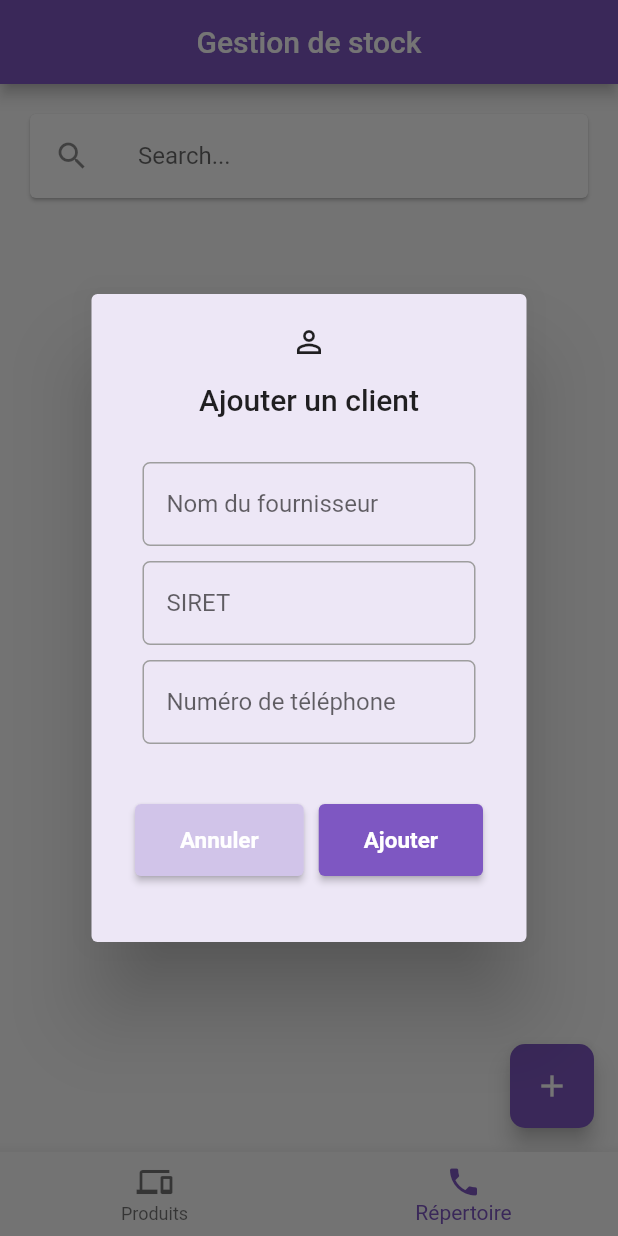
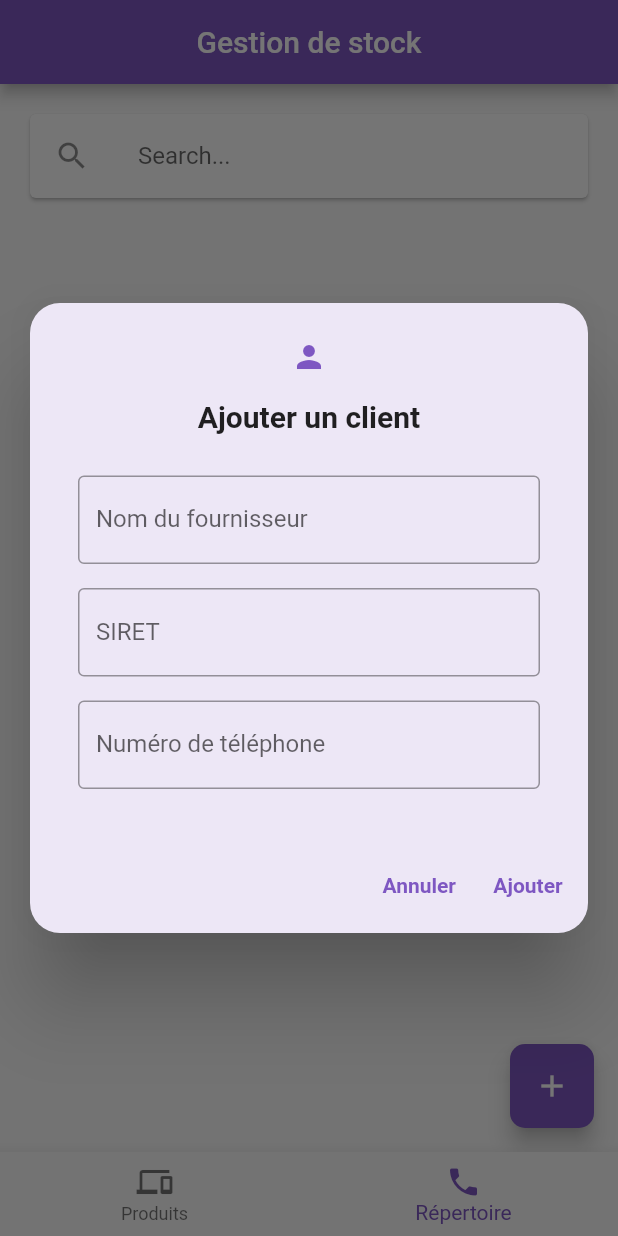
Before and after one commit to Usponso/stock-management-NoSQL, a Flutter app: the screen it shows after launch, item 2 of the bottom bar chosen, after a tap on the "add" icon, on a phone screen of 412 x 824 dp. Run offline on Flutter 3.47's test engine with Material 2 defaults, Android fonts, the phone set to English and light mode, and no system bars; our stand-ins replace dio, flutter_expandable_fab; missing offline and left inert: flutter_barcode_scanner; network calls fail.

Commit message:
:sparkles: feat: Adding barcode search + refresh + expandable FAB

```diff
--- /dev/null
+++ b/lib/constants.dart
@@ -0,0 +1 @@
+const API_URL = "https://flutter-stock-management.herokuapp.com";
--- a/lib/providers/CustomersProvider.dart
+++ b/lib/providers/CustomersProvider.dart
@@ -1,5 +1,6 @@
 import 'package:dio/dio.dart';
 import 'package:flutter/material.dart';
+import 'package:stock_management/constants.dart';
 import '../modal/Customer.dart';
 import '../service/customer-service.dart' as CustomerService;
 
@@ -7,7 +8,6 @@ class CustomerProvider extends ChangeNotifier {
 String customerName = "";
 String customerSiret = "";
 String customerPhoneNumber = "";
-String URL = "http://10.0.2.2:5000";
 
   void setData(dataType, value) {
     switch(dataType) {
@@ -36,7 +36,7 @@ String URL = "http://10.0.2.2:5000";
 
   Future<void> addCustomer() async {
     try {
-      await Dio().post('$URL/customers', data: {'company_name': customerName, 'siret': customerSiret, 'phone_number' : customerPhoneNumber});
+      await Dio().post('$API_URL/customers', data: {'company_name': customerName, 'siret': customerSiret, 'phone_number' : customerPhoneNumber});
     } catch(e) {
       print(e);
     }
--- a/lib/providers/devicesProvider.dart
+++ b/lib/providers/devicesProvider.dart
@@ -1,12 +1,13 @@
 import 'dart:collection';
 import 'dart:io';
-import 'dart:math';
 import 'package:dio/dio.dart';
 import 'package:flutter/material.dart';
+import 'package:stock_management/constants.dart';
 import '../modal/Device.dart';
+import 'dart:core';
 
 class DevicesProvider extends ChangeNotifier {
-  String URL = 'http://10.0.2.2:5000';
+  String barcodeScanned = '';
   List<Device> _devices = [];
 
   UnmodifiableListView<Device> get devices => UnmodifiableListView(_devices);
@@ -14,18 +15,18 @@ class DevicesProvider extends ChangeNotifier {
   void postDevice(String name, String serialNumber, String price,
       String stockQuantity) async {
     Device device = Device(
-        id: new Random().nextInt(999),
         name: name,
         serialNumber: serialNumber,
         price: double.parse(price),
         stockQuantity: int.parse(stockQuantity));
 
-    await Dio().post('$URL/devices',
+    var id = await Dio().post('$API_URL/devices',
         options: Options(headers: {
           HttpHeaders.contentTypeHeader: "application/json",
         }),
         data: device.toJson());
 
+    device.id = int.parse(id.data.toString());
     addDevice(device);
   }
 
@@ -39,10 +40,22 @@ class DevicesProvider extends ChangeNotifier {
     notifyListeners();
   }
 
-  Future<void> getDevices() async {
-    if (_devices.isNotEmpty) return;
-    var response = await Dio().get('$URL/devices');
-    _devices = List<Device>.from(response.data.map((value) => Device.fromJson(value)));
+  Future<void> refresh() async {
+    getDevices(true);
+  }
+
+  Future<void> getDevices(bool refresh) async {
+    if (_devices.isNotEmpty && !refresh) return;
+    var response = await Dio().get('$API_URL/devices');
+    _devices =
+        List<Device>.from(response.data.map((value) => Device.fromJson(value)));
     notifyListeners();
   }
+
+  Future<List<Device>> getDeviceByScan(String scannedId) async {
+    int id = int.parse(scannedId.substring(3));
+    var response = await Dio().get('$API_URL/devices/$id');
+    List<Device> device = List<Device>.from(response.data.map((device) => Device.fromJson(device)));
+    return device;
+  }
 }
--- a/lib/screen/productPage/ProductPage.dart
+++ b/lib/screen/productPage/ProductPage.dart
@@ -1,8 +1,11 @@
+import 'package:flutter/cupertino.dart';
 import 'package:flutter/material.dart';
+import 'package:flutter/services.dart';
+import 'package:flutter_barcode_scanner/flutter_barcode_scanner.dart';
+import 'package:flutter_expandable_fab/flutter_expandable_fab.dart';
 import 'package:provider/provider.dart';
 import 'package:stock_management/providers/devicesProvider.dart';
-
-import '../../modal/Device.dart';
+import 'package:stock_management/screen/searchResultPage/SearchResultPage.dart';
 import '../customDialog/CustomDialog.dart';
 
 class ProductPage extends StatelessWidget {
@@ -11,19 +14,55 @@ class ProductPage extends StatelessWidget {
   }) : super(key: key);
 
   Future<bool> getDevices(BuildContext context) async {
-    await Provider.of<DevicesProvider>(context, listen: false).getDevices();
+    await Provider.of<DevicesProvider>(context, listen: false).getDevices(false);
     return true;
   }
 
   @override
   Widget build(BuildContext context) {
+    Future<void> scanBarcodeNormal() async {
+      String barcodeScanRes;
+      // Platform messages may fail, so we use a try/catch PlatformException.
+      try {
+        barcodeScanRes = await FlutterBarcodeScanner.scanBarcode(
+            '#ff6666', 'Annuler', true, ScanMode.BARCODE);
+        Provider.of<DevicesProvider>(context, listen: false).barcodeScanned =
+            barcodeScanRes;
+        if (barcodeScanRes != '-1') {
+          Navigator.push(
+              context,
+              MaterialPageRoute(
+                  builder: (context) => SearchResultPage(search: true, productId: barcodeScanRes)));
+        }
+      } on PlatformException {
+        barcodeScanRes = 'Failed to get platform version.';
+      }
+    }
+
     return Scaffold(
-      floatingActionButton: FloatingActionButton(
-        onPressed: () => createDevice(context),
-        child: Icon(Icons.add),
+      floatingActionButtonLocation: ExpandableFab.location,
+      floatingActionButton: ExpandableFab(
+        backgroundColor: Colors.deepPurple[400],
+        closeButtonStyle: ExpandableFabCloseButtonStyle(
+            backgroundColor: Colors.red),
+        children: [
+          FloatingActionButton(
+            heroTag: 'scan',
+            child: const Icon(CupertinoIcons.barcode_viewfinder),
+            onPressed: () => scanBarcodeNormal(),
             backgroundColor: Colors.deepPurple[400],
           ),
-      body: FutureBuilder(
+          FloatingActionButton(
+            heroTag: 'addPerson',
+            child: const Icon(Icons.add),
+            onPressed: () => createDevice(context),
+            backgroundColor: Colors.deepPurple[400],
+          ),
+        ],
+      ),
+      body: RefreshIndicator(
+        onRefresh: Provider.of<DevicesProvider>(context, listen: false).refresh,
+        child: FutureBuilder(
           future: getDevices(context),
           builder: (BuildContext context, AsyncSnapshot snapshot) {
             if (snapshot.hasData) {
@@ -34,10 +73,14 @@ class ProductPage extends StatelessWidget {
                     itemBuilder: (BuildContext context, int index) {
                       return Card(
                         margin: EdgeInsets.only(left: 10, right: 10, top: 10),
+                        elevation: 0,
                         shape: RoundedRectangleBorder(
                           borderRadius: BorderRadius.circular(12),
                         ),
                         child: ListTile(
+                          onTap: () {
+                            Navigator.push(context, MaterialPageRoute(builder: (context) => SearchResultPage(search: false, productId: 'id-${provider.devices[index].id.toString()}')));
+                          },
                           leading:
                               Icon(Icons.devices, color: Colors.deepPurple[400]),
                           title: Text(
@@ -72,6 +115,7 @@ class ProductPage extends StatelessWidget {
             }
           },
         ),
+      ),
     );
   }
 
--- a/lib/screen/widgets/AddCustomerForm.dart
+++ b/lib/screen/widgets/AddCustomerForm.dart
@@ -2,6 +2,7 @@ import 'package:dio/dio.dart';
 import 'package:flutter/material.dart';
 import 'package:provider/provider.dart';
 import 'package:stock_management/CustomersPage.dart';
+import 'package:stock_management/main.dart';
 import 'package:stock_management/providers/CustomersProvider.dart';
 
 class AddCustomerForm extends StatefulWidget {
@@ -16,7 +17,18 @@ class _AddCustomerFormState extends State<AddCustomerForm> {
   Widget build(BuildContext context) {
     return AlertDialog(
       backgroundColor: Colors.deepPurple[50],
-      content: Stack(
+      icon: Icon(Icons.person, color: Colors.deepPurple[400]),
+      insetPadding: EdgeInsets.all(20),
+      shape: RoundedRectangleBorder(borderRadius: BorderRadius.circular(20)),
+      title: const Center(
+          child: Text(
+        "Ajouter un client",
+        style: TextStyle(fontWeight: FontWeight.bold),
+      )),
+      content: Container(
+        width: MediaQuery.of(context).size.width,
+        child: Column(
+          mainAxisSize: MainAxisSize.min,
           children: [
             Form(
               /*key: _formKey,*/
@@ -25,133 +37,80 @@ class _AddCustomerFormState extends State<AddCustomerForm> {
                   return Column(
                     mainAxisSize: MainAxisSize.min,
                     children: [
-                    Container(
-                      child: Icon(Icons.person_outline_outlined),
-                      margin: EdgeInsets.only(bottom: 15),
-                    ),
-                    Text(
-                      "Ajouter un client",
-                      style:
-                          TextStyle(fontWeight: FontWeight.w500, fontSize: 20),
-                    ),
-                    Card(
-                      color: Colors.deepPurple[50],
-                      elevation: 0,
-                      shape: RoundedRectangleBorder(
-                        borderRadius: BorderRadius.circular(5),
-                        side: BorderSide(
-                          color: Colors.grey,
-                        ),
-                      ),
-                      margin: EdgeInsets.only(
-                          bottom: 5, left: 10, right: 10, top: 30),
-                      child: ListTile(
-                        title: TextField(
+                      Padding(
+                        padding: const EdgeInsets.all(8.0),
+                        child: TextField(
                           onChanged: (value) {
                             Provider.of<CustomerProvider>(context,
                                     listen: false)
                                 .setData("customerName", value);
                           },
                           decoration: InputDecoration(
-                            hintText: 'Nom du fournisseur',
-                            border: InputBorder.none,
+                            border: OutlineInputBorder(),
+                            labelText: 'Nom du fournisseur',
                           ),
                         ),
                       ),
-                    ),
-                    Card(
-                      color: Colors.deepPurple[50],
-                      elevation: 0,
-                      shape: RoundedRectangleBorder(
-                        borderRadius: BorderRadius.circular(5),
-                        side: BorderSide(
-                          color: Colors.grey,
-                        ),
-                      ),
-                      margin: EdgeInsets.symmetric(vertical: 5, horizontal: 10),
-                      child: ListTile(
-                        title: TextField(
+                      Padding(
+                        padding: const EdgeInsets.all(8.0),
+                        child: TextField(
                           onChanged: (value) {
-                            Provider.of<CustomerProvider>(context, listen: false).setData("customerSiret", value);
+                            Provider.of<CustomerProvider>(context,
+                                    listen: false)
+                                .setData("customerSiret", value);
                           },
                           decoration: InputDecoration(
-                            hintText: 'SIRET',
-                            border: InputBorder.none,
+                            labelText: 'SIRET',
+                            border: OutlineInputBorder(),
                           ),
                         ),
                       ),
-                    ),
-                    Card(
-                      color: Colors.deepPurple[50],
-                      elevation: 0,
-                      shape: RoundedRectangleBorder(
-                        borderRadius: BorderRadius.circular(5),
-                        side: BorderSide(
-                          color: Colors.grey,
-                        ),
-                      ),
-                      margin: EdgeInsets.only(
-                          bottom: 20, left: 10, right: 10, top: 5),
-                      child: ListTile(
-                        title: TextField(
+                      Padding(
+                        padding: const EdgeInsets.all(8.0),
+                        child: TextField(
                           onChanged: (value) {
-                            Provider.of<CustomerProvider>(context, listen: false).setData("customerPhoneNumber", value);
+                            Provider.of<CustomerProvider>(context,
+                                    listen: false)
+                                .setData("customerPhoneNumber", value);
                           },
                           decoration: InputDecoration(
-                            hintText: 'Numéro de téléphone',
-                            border: InputBorder.none,
+                            labelText: 'Numéro de téléphone',
+                            border: OutlineInputBorder(),
                           ),
                         ),
                       ),
+                    ],
+                  );
+                },
               ),
-                    Container(
-                        margin: EdgeInsets.symmetric(vertical: 15),
-                        child: Row(
-                          children: [
-                            Padding(
-                              padding: const EdgeInsets.all(5.0),
-                              child: ElevatedButton(
-                                child: Text("Annuler"),
-                                style: ElevatedButton.styleFrom(
-                                    backgroundColor: Colors.deepPurple[100],
-                                    padding: EdgeInsets.symmetric(
-                                        horizontal: 30, vertical: 15),
-                                    textStyle: TextStyle(
-                                        fontSize: 15,
-                                        fontWeight: FontWeight.bold)),
+            ),
+          ],
+        ),
+      ),
+      actions: [
+        TextButton(
           onPressed: () {
             Provider.of<CustomerProvider>(context, listen: false).resetData();
             Navigator.pop(context);
           },
+          child: Text("Annuler",
+              style: TextStyle(
+                  color: Colors.deepPurple[400], fontWeight: FontWeight.bold)),
         ),
-                            ),
-                            Padding(
-                              padding: const EdgeInsets.all(5.0),
-                              child: ElevatedButton(
-                                child: Text("Ajouter"),
-                                style: ElevatedButton.styleFrom(
-                                    backgroundColor: Colors.deepPurple[400],
-                                    padding: EdgeInsets.symmetric(
-                                        horizontal: 30, vertical: 15),
-                                    textStyle: TextStyle(
-                                        fontSize: 15,
-                                        fontWeight: FontWeight.bold)),
+        TextButton(
             onPressed: () {
-                                  Provider.of<CustomerProvider>(context, listen:false).addCustomer();
+              Provider.of<CustomerProvider>(context, listen: false)
+                  .addCustomer();
               Navigator.pop(context);
-                                  Navigator.push(context, MaterialPageRoute(builder: (context) => CustomersPage()));
+              Navigator.push(context,
+                  MaterialPageRoute(builder: (context) => MyHomePage(title: "Gestion de stock")));
             },
-                              ),
-                            )
+            child: Text(
+              "Ajouter",
+              style: TextStyle(
+                  color: Colors.deepPurple[400], fontWeight: FontWeight.bold),
+            )),
       ],
-                        ))
-                  ],
-                );
-              },
-            ),
-          )
-        ],
-      ),
     );
   }
 }
--- a/lib/screen/widgets/CustomersList.dart
+++ b/lib/screen/widgets/CustomersList.dart
@@ -23,7 +23,7 @@ class _CustomersListState extends State<CustomersList> {
                 (BuildContext context, AsyncSnapshot<List<Customer>> snapshot) {
               if (snapshot.hasData) {
                 return ListView.builder(
-                  padding: EdgeInsets.all(20),
+                  padding: EdgeInsets.only(left: 20, right: 20),
                   itemCount: snapshot.data?.length,
                   itemBuilder: (context, index) {
                     Customer customer = snapshot.data![index];
--- a/lib/service/customer-service.dart
+++ b/lib/service/customer-service.dart
@@ -1,14 +1,13 @@
 import 'package:dio/dio.dart';
+import 'package:stock_management/constants.dart';
 import 'package:stock_management/modal/CustomerBill.dart';
 
 import '../modal/Customer.dart';
 
-const String URL = "http://10.0.2.2:5000";
-
 
 Future<List<Customer>> getCustomers() async {
   try {
-    var response = await Dio().get('$URL/customers');
+    var response = await Dio().get('$API_URL/customers');
     List<Customer> customersList =[];
     /*List<Customer> customersList = response.data.map((customer) => Customer.fromJson(customer)).toList() as List<Customer>;*/
     response.data.forEach((customer) => customersList.add(Customer.fromJson(customer)));
@@ -22,7 +21,7 @@ Future<List<Customer>> getCustomers() async {
 
 Future<List<CustomerBill>> getBillsByCustomer(int customerId) async{
   try{
-    var response = await Dio().get('$URL/customers/$customerId/bills');
+    var response = await Dio().get('$API_URL/customers/$customerId/bills');
     List<CustomerBill> customerBills = [];
     response.data.forEach((bill) => customerBills.add(CustomerBill.fromJson(bill)));
 
--- a/pubspec.yaml
+++ b/pubspec.yaml
@@ -40,6 +40,8 @@ dependencies:
   dio: ^4.0.6
   provider: ^6.0.4
   intl: ^0.17.0
+  flutter_barcode_scanner: ^2.0.0
+  flutter_expandable_fab: ^1.6.0
 
 dev_dependencies:
   flutter_test:
```
Also changed, not shown: lib/modal/Device.dart (+3 -4 lines), lib/screen/customDialog/CustomDialog.dart (+12 -11 lines), lib/screen/searchResultPage/SearchResultPage.dart (added, +95 -0 lines), pubspec.lock. Lines whose indentation alone changed are shown as unchanged.
